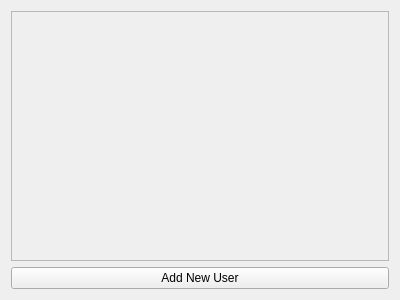
CreativeMetalCat/SimpleManager, file SimpleManager/UserManager.ui: the form before one commit.
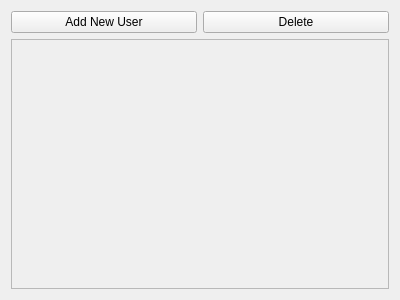
The form after the commit.

Commit message: added user deletion

The edit to the form file:
```diff
--- a/SimpleManager/UserManager.ui
+++ b/SimpleManager/UserManager.ui
@@ -13,8 +13,33 @@
   <property name="windowTitle">
    <string>UserManager</string>
   </property>
-  <layout class="QVBoxLayout" name="verticalLayout">
-   <item>
+  <layout class="QGridLayout" name="gridLayout">
+   <item row="0" column="0">
+    <layout class="QVBoxLayout" name="verticalLayout">
+     <item>
+      <layout class="QHBoxLayout" name="horizontalLayout">
+       <item>
+        <widget class="QPushButton" name="button_AddUser">
+         <property name="text">
+          <string>Add New User</string>
+         </property>
+        </widget>
+       </item>
+       <item>
+        <widget class="QPushButton" name="button_Delete">
+         <property name="toolTip">
+          <string>Deletes selected users</string>
+         </property>
+         <property name="text">
+          <string>Delete</string>
+         </property>
+        </widget>
+       </item>
+      </layout>
+     </item>
+    </layout>
+   </item>
+   <item row="1" column="0">
     <widget class="QScrollArea" name="scrollArea">
      <property name="widgetResizable">
       <bool>true</bool>
@@ -25,19 +50,12 @@
         <x>0</x>
         <y>0</y>
         <width>380</width>
-        <height>251</height>
+        <height>247</height>
        </rect>
       </property>
      </widget>
     </widget>
    </item>
-   <item>
-    <widget class="QPushButton" name="button_AddUser">
-     <property name="text">
-      <string>Add New User</string>
-     </property>
-    </widget>
-   </item>
   </layout>
  </widget>
  <layoutdefault spacing="6" margin="11"/>
```
The commit also changes 6 other files.
